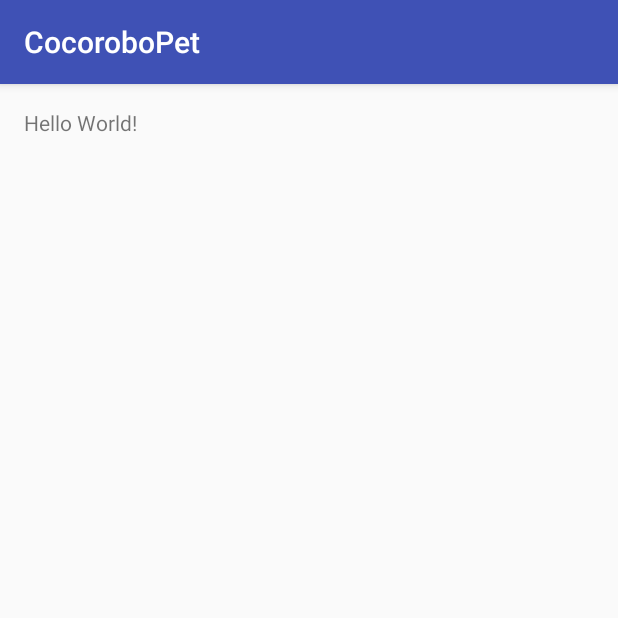
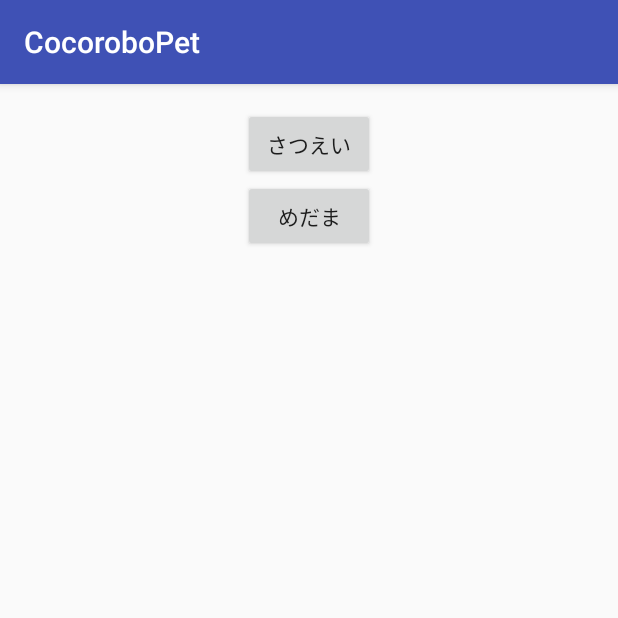
Before and after one commit to java-women/cocorobo-pet, an Android app: the screen it shows after launch (MainActivity), on a phone screen of 412 x 824 dp, the top half of it. Run offline under Robolectric (Android 15) with nearby library versions, the phone set to English and light mode, and no system bars.

Commit message:
add buttons

```diff
--- a/androidApp/CocoroboPet/app/src/main/res/layout/activity_main.xml
+++ b/androidApp/CocoroboPet/app/src/main/res/layout/activity_main.xml
@@ -9,8 +9,19 @@
     android:paddingTop="@dimen/activity_vertical_margin"
     tools:context="com.java_women.cocorobopet.MainActivity">
 
-    <TextView
+    <Button
         android:layout_width="wrap_content"
         android:layout_height="wrap_content"
-        android:text="Hello World!" />
+        android:text="@string/photo"
+        android:id="@+id/photo"
+        android:layout_alignParentTop="true"
+        android:layout_centerHorizontal="true" />
+
+    <Button
+        android:layout_width="wrap_content"
+        android:layout_height="wrap_content"
+        android:text="@string/eye"
+        android:id="@+id/eye"
+        android:layout_below="@+id/photo"
+        android:layout_centerHorizontal="true" />
 </RelativeLayout>
--- a/androidApp/CocoroboPet/app/src/main/res/values/strings.xml
+++ b/androidApp/CocoroboPet/app/src/main/res/values/strings.xml
@@ -1,3 +1,5 @@
 <resources>
     <string name="app_name">CocoroboPet</string>
+    <string name="photo">さつえい</string>
+    <string name="eye">めだま</string>
 </resources>
```
